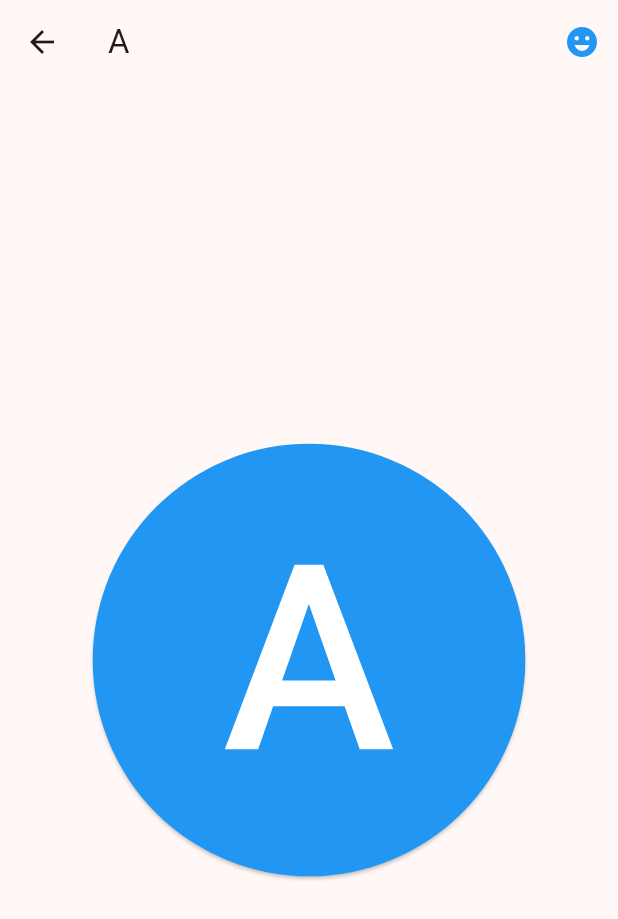
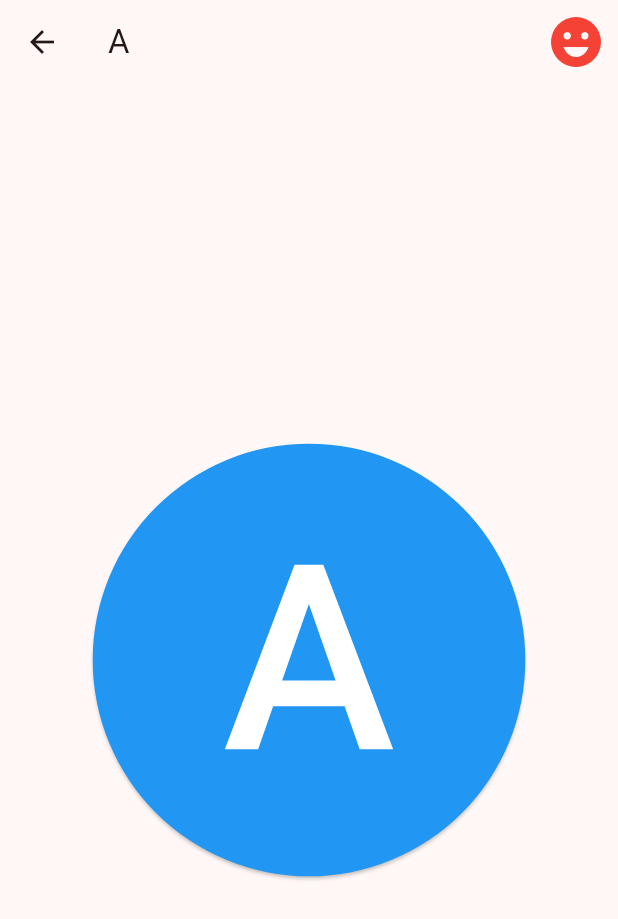
Before and after one commit to bl4ckswordsman/abc_app, a Flutter app: the screen it shows after launch, after a tap on an icon or button, on a phone screen of 412 x 824 dp. Shown: the top 919 px of the screen. Run offline on Flutter 3.47's test engine with Material 2 defaults, Android fonts, the phone set to English and light mode, and no system bars.

Commit message:
increased size and changed color of emoji button

```diff
--- a/lib/main.dart
+++ b/lib/main.dart
@@ -133,14 +133,12 @@ class _LetterDetailsPageState extends State<_LetterDetailsPage> {
         title: Text(widget.letter),
         actions: [
           IconButton(
+            iconSize: 40.0,
             icon: const Icon(
               Icons.emoji_emotions),
-            color: Colors.blue,
+            color: Colors.red,
             onPressed: () {
-              // Show a big alert dialog with an emoji. The dialog is dismissed
-              // after 3 seconds.
               Emoji.emojiDialog(context, widget.letter);
-
             },
       ),
       ],
```
